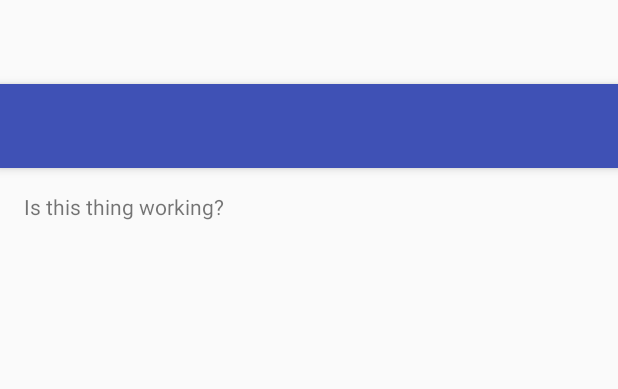
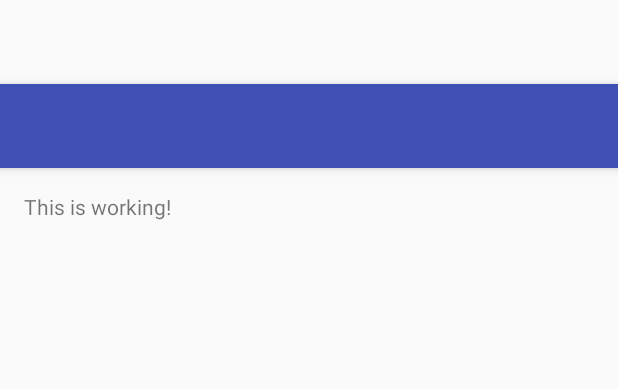
Before and after one commit to jerrinl/BrainScrew, an Android app: the layout activity_main.xml on its own in the app's theme, with its tools: preview values and no code run, on a phone screen of 412 x 824 dp. Shown: the top 389 px of the screen. Run offline under Robolectric (Android 15) with nearby library versions, the phone set to English and light mode, and no system bars.

Commit message:
Second Test commit

```diff
--- a/BrainScrew/app/src/main/res/layout/content_main.xml
+++ b/BrainScrew/app/src/main/res/layout/content_main.xml
@@ -15,5 +15,5 @@
     <TextView
         android:layout_width="wrap_content"
         android:layout_height="wrap_content"
-        android:text="Is this thing working?" />
+        android:text="This is working!" />
 </RelativeLayout>
```
